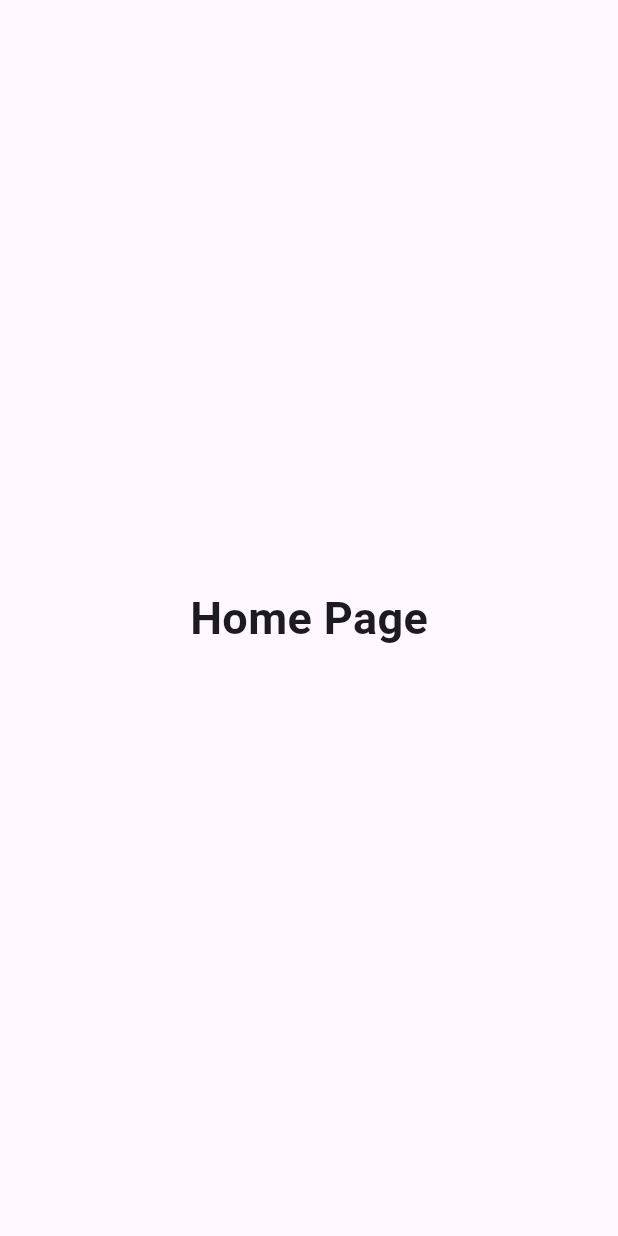
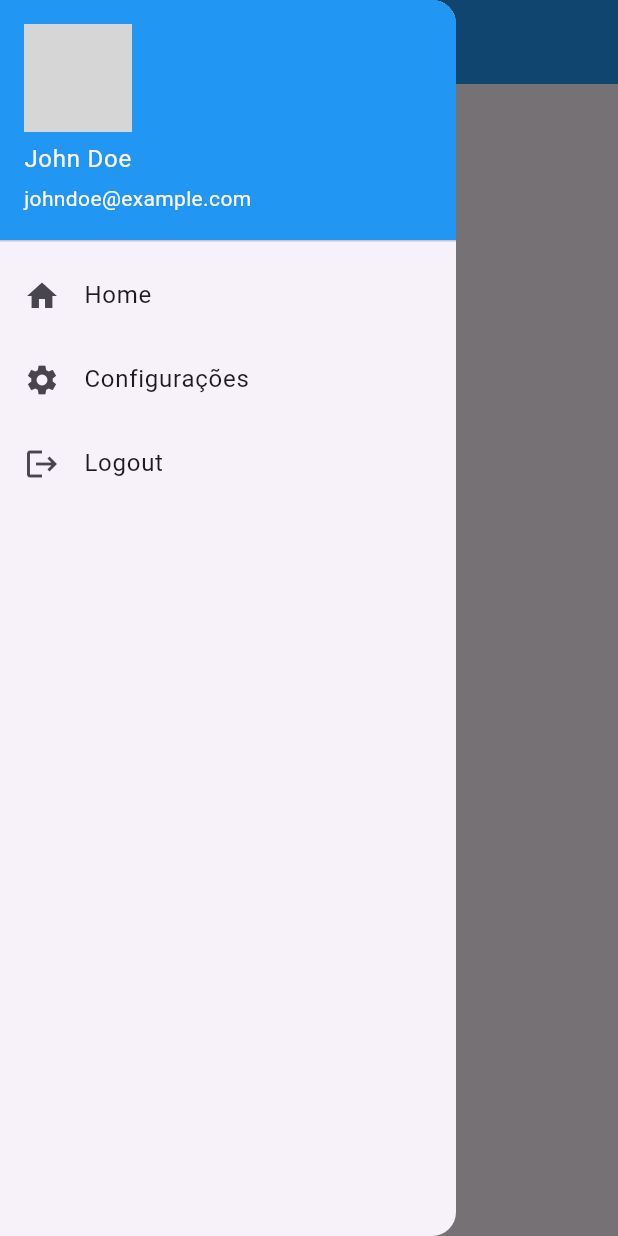
Before and after one commit to emersoncavalcanti-prof/flutter_consumindo_api_2024_2, a Flutter app: the HomePage screen opened by its route, with the side drawer open (before the commit the screen has no drawer), on a phone screen of 412 x 824 dp. Run offline on Flutter 3.47's test engine with Material 3 defaults, Android fonts, the phone set to English and light mode, and no system bars; our stand-ins replace dio, lottie, shared_preferences; accounts and stored records are empty; network calls fail; grey boxes are pictures that could not be loaded.

Commit message:
fazendo logout e tbm metodo de listar usuarios

```diff
--- a/lib/data/repositories/user_repository.dart
+++ b/lib/data/repositories/user_repository.dart
@@ -10,8 +10,6 @@ class UserRepository {
   UserRepository({required this.client});
 
   Future<UserModel> login({Map<String, dynamic>? data}) async {
-    print('${Endpoints.baseUrl}/login');
-
     final response = await client.post(
       url: '${Endpoints.baseUrl}/login',
       data: data,
--- a/lib/pages/home/home_page.dart
+++ b/lib/pages/home/home_page.dart
@@ -1,12 +1,49 @@
 import 'package:flutter/material.dart';
+import 'package:flutter_consumindo_api/data/local/local_storage.dart';
 
 class HomePage extends StatelessWidget {
   const HomePage({super.key});
 
   @override
   Widget build(BuildContext context) {
-    return const Scaffold(
-      body: Center(
+    return Scaffold(
+      appBar: AppBar(
+        title: const Text('Home'),
+        backgroundColor: Colors.blue,
+        foregroundColor: Colors.white,
+      ),
+      drawer: Drawer(
+        child: Column(
+          children: [
+            const UserAccountsDrawerHeader(
+              decoration: BoxDecoration(color: Colors.blue),
+              accountName: Text('John Doe'),
+              accountEmail: Text('johndoe@example.com'),
+              currentAccountPicture: CircleAvatar(
+                backgroundImage: NetworkImage(
+                    'https://gravatar.com/avatar/27205e5c51cb03f862138b22bcb5dc20f94a342e744ff6df1b8dc8af3c865109'),
+              ),
+            ),
+            const ListTile(
+              leading: Icon(Icons.home),
+              title: Text('Home'),
+            ),
+            const ListTile(
+              leading: Icon(Icons.settings),
+              title: Text('Configurações'),
+            ),
+            ListTile(
+              leading: const Icon(Icons.logout),
+              title: const Text('Logout'),
+              onTap: () {
+                LocalStorage.removeString('token');
+                Navigator.of(context).pushReplacementNamed('/login');
+              },
+            ),
+          ],
+        ),
+      ),
+      body: const Center(
         child: Text(
           'Home Page',
           style: TextStyle(
```
Also changed, not shown: lib/pages/login/login_page.dart (+4 -4 lines), lib/pages/login/store/user_store.dart (+16 -0 lines).
